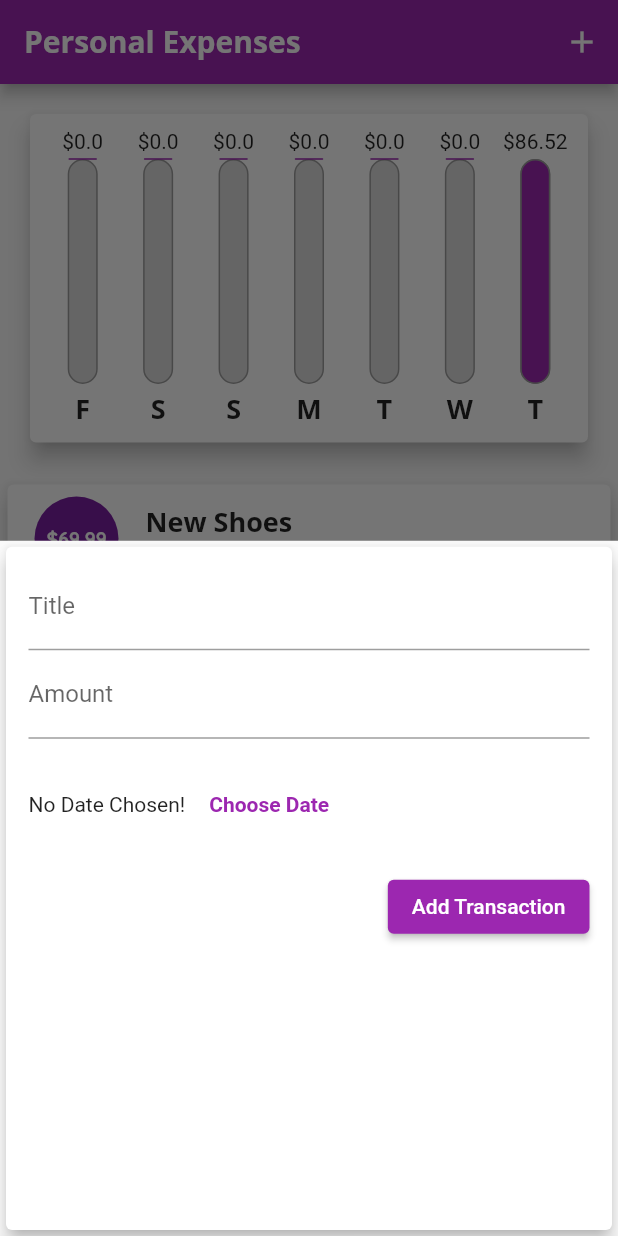
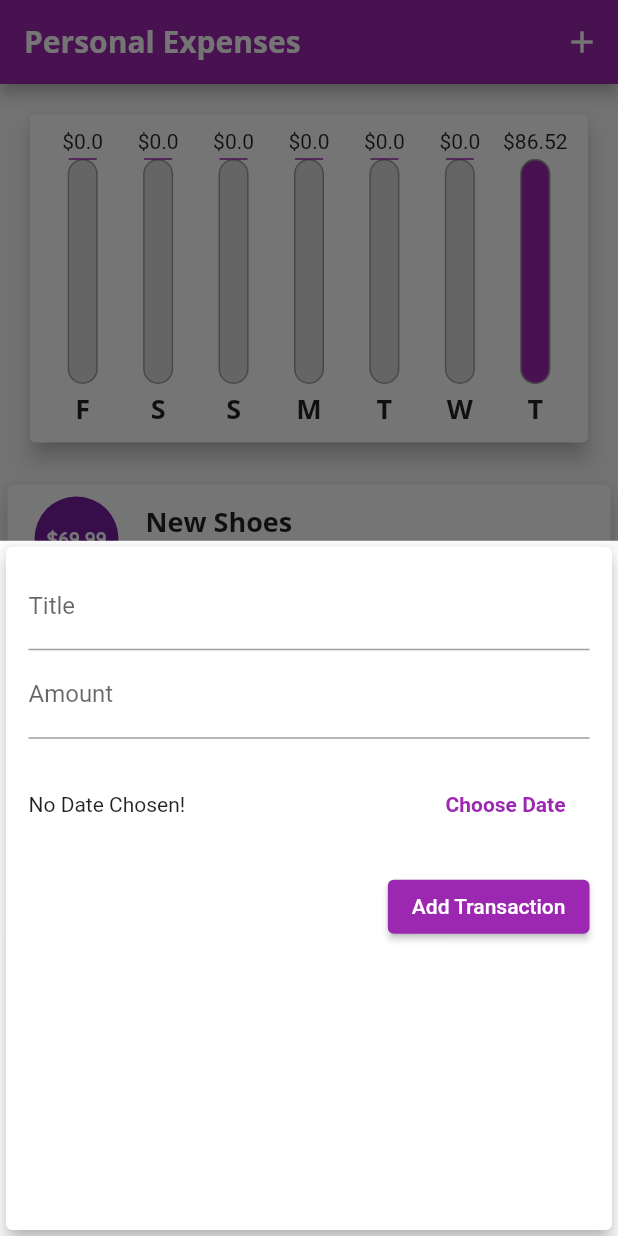
Before and after one commit to Olakunlesalami/personal-expense-tracker, a Flutter app: the screen it shows after launch, after a tap on the "add" icon, on a phone screen of 412 x 824 dp. Run offline on Flutter 3.47's test engine with Material 2 defaults, Android fonts, the phone set to English and light mode, and no system bars.

Commit message:
wrap datepicker with Expanded widget

```diff
--- a/tutorials/expense_tracker/lib/widgets/new-transaction.dart
+++ b/tutorials/expense_tracker/lib/widgets/new-transaction.dart
@@ -65,9 +65,11 @@ class _NewTransactionState extends State<NewTransaction> {
             SizedBox(height: 20),
             Row(
               children: [
-                Text(_pickedDate == null
-                    ? 'No Date Chosen!'
-                    : DateFormat.yMMMd().format(_pickedDate!)),
+                Expanded(
+                  child: Text(_pickedDate == null
+                      ? 'No Date Chosen!'
+                      : DateFormat.yMMMd().format(_pickedDate!)),
+                ),
                 FlatButton(
                     onPressed: _presentDatePicker,
                     child: Text('Choose Date',
```
